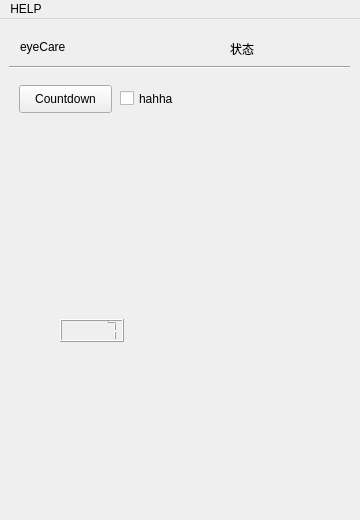
First picture: the form in mainwindow.ui, repository jasonYpretty/ForEyes, before the edit.
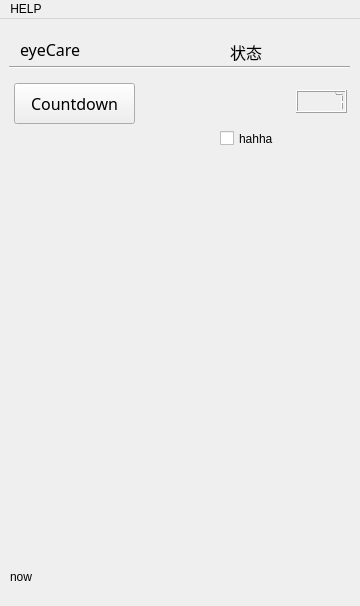
Second picture: the form after the edit.

```diff
--- a/mainwindow.ui
+++ b/mainwindow.ui
@@ -2,13 +2,20 @@
 <ui version="4.0">
  <class>MainWindow</class>
  <widget class="QMainWindow" name="MainWindow">
-  <property name="geometry">
-   <rect>
-    <x>0</x>
-    <y>0</y>
+  <property name="windowModality">
+   <enum>Qt::NonModal</enum>
+  </property>
+  <property name="minimumSize">
+   <size>
     <width>360</width>
-    <height>520</height>
-   </rect>
+    <height>606</height>
+   </size>
+  </property>
+  <property name="maximumSize">
+   <size>
+    <width>360</width>
+    <height>606</height>
+   </size>
   </property>
   <property name="windowTitle">
    <string>ForEyes</string>
@@ -17,12 +24,24 @@
    <widget class="QPushButton" name="pushButton">
     <property name="geometry">
      <rect>
-      <x>19</x>
-      <y>66</y>
-      <width>93</width>
-      <height>28</height>
+      <x>14</x>
+      <y>64</y>
+      <width>121</width>
+      <height>41</height>
      </rect>
     </property>
+    <property name="sizePolicy">
+     <sizepolicy hsizetype="Preferred" vsizetype="Preferred">
+      <horstretch>0</horstretch>
+      <verstretch>0</verstretch>
+     </sizepolicy>
+    </property>
+    <property name="font">
+     <font>
+      <family>Adobe 黑体 Std R</family>
+      <pointsize>12</pointsize>
+     </font>
+    </property>
     <property name="text">
      <string>Countdown</string>
     </property>
@@ -32,10 +51,22 @@
      <rect>
       <x>230</x>
       <y>22</y>
-      <width>30</width>
-      <height>15</height>
+      <width>51</width>
+      <height>21</height>
      </rect>
     </property>
+    <property name="sizePolicy">
+     <sizepolicy hsizetype="Preferred" vsizetype="Preferred">
+      <horstretch>0</horstretch>
+      <verstretch>0</verstretch>
+     </sizepolicy>
+    </property>
+    <property name="font">
+     <font>
+      <family>Adobe 黑体 Std R</family>
+      <pointsize>12</pointsize>
+     </font>
+    </property>
     <property name="text">
      <string>状态</string>
     </property>
@@ -49,6 +80,12 @@
       <height>16</height>
      </rect>
     </property>
+    <property name="sizePolicy">
+     <sizepolicy hsizetype="Preferred" vsizetype="Preferred">
+      <horstretch>0</horstretch>
+      <verstretch>0</verstretch>
+     </sizepolicy>
+    </property>
     <property name="orientation">
      <enum>Qt::Horizontal</enum>
     </property>
@@ -56,9 +93,9 @@
    <widget class="QLCDNumber" name="lcdNumber">
     <property name="geometry">
      <rect>
-      <x>60</x>
-      <y>300</y>
-      <width>64</width>
+      <x>296</x>
+      <y>71</y>
+      <width>51</width>
       <height>23</height>
      </rect>
     </property>
@@ -69,8 +106,8 @@
    <widget class="QCheckBox" name="h">
     <property name="geometry">
      <rect>
-      <x>120</x>
-      <y>70</y>
+      <x>220</x>
+      <y>110</y>
       <width>61</width>
       <height>19</height>
      </rect>
@@ -84,14 +121,39 @@
      <rect>
       <x>20</x>
       <y>20</y>
-      <width>56</width>
-      <height>15</height>
+      <width>91</width>
+      <height>21</height>
      </rect>
     </property>
+    <property name="sizePolicy">
+     <sizepolicy hsizetype="Preferred" vsizetype="Preferred">
+      <horstretch>0</horstretch>
+      <verstretch>0</verstretch>
+     </sizepolicy>
+    </property>
+    <property name="font">
+     <font>
+      <family>Adobe 黑体 Std R</family>
+      <pointsize>12</pointsize>
+     </font>
+    </property>
     <property name="text">
      <string>eyeCare</string>
     </property>
    </widget>
+   <widget class="QLabel" name="Tboot">
+    <property name="geometry">
+     <rect>
+      <x>10</x>
+      <y>550</y>
+      <width>211</width>
+      <height>16</height>
+     </rect>
+    </property>
+    <property name="text">
+     <string>now</string>
+    </property>
+   </widget>
   </widget>
   <widget class="QMenuBar" name="menuBar">
    <property name="geometry">
```
Left out of the diff: 4 changed lines with no effect on the pictures.
